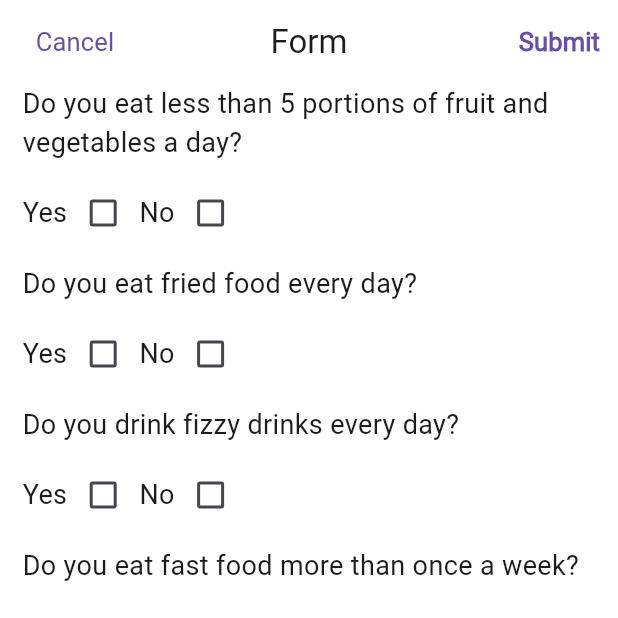
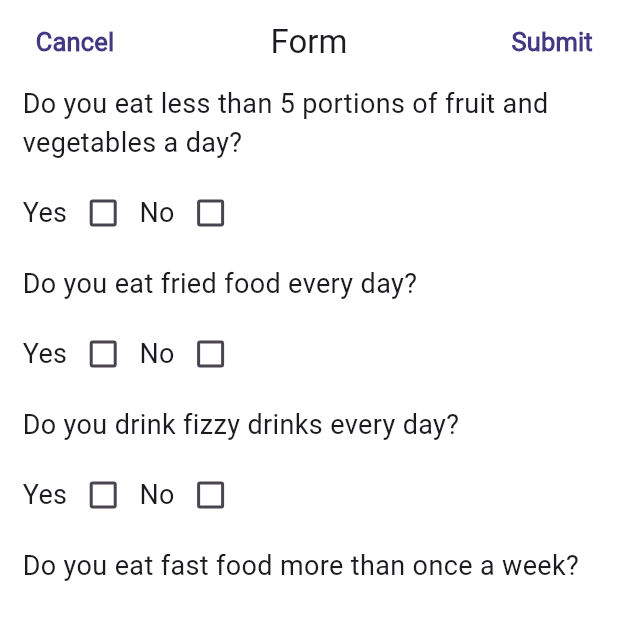
Before and after one commit to kamelmdahduleh/Origin, a Flutter app: the screen it shows after launch, item 4 of the bottom bar chosen, after a tap on "Food Questionnaire", on a phone screen of 412 x 824 dp, the top half of it. Run offline on Flutter 3.47's test engine with Material 2 defaults, Android fonts, the phone set to English and light mode, and no system bars; our stand-ins replace awesome_bottom_bar, material_design_icons_flutter, syncfusion_flutter_charts, youtube_player_flutter.

Commit message:
food questionaire update 6/14/2023 - 3:44 PM

```diff
--- a/lib/screens/food_diary_screen.dart
+++ b/lib/screens/food_diary_screen.dart
@@ -1,7 +1,6 @@
 // ignore_for_file: prefer_const_constructors
 
 import 'package:flutter/material.dart';
-import 'package:flutter/rendering.dart';
 import 'package:smpa_e_health/constants.dart';
 
 class FoodDiaryScreen extends StatelessWidget {
@@ -20,7 +19,24 @@ class FoodDiaryList extends StatefulWidget {
   State<FoodDiaryList> createState() => _FoodDiaryListState();
 }
 
+class ChartSampleData {
+  String x;
+
+  double y;
+
+  ChartSampleData({required this.x, required this.y});
+}
+
 class _FoodDiaryListState extends State<FoodDiaryList> {
+  List<ChartSampleData> chartData = <ChartSampleData>[
+    ChartSampleData(x: '1', y: 1700),
+    ChartSampleData(x: '2', y: 1650),
+    ChartSampleData(x: '3', y: 1710),
+    ChartSampleData(x: '4', y: 1670),
+    ChartSampleData(x: '5', y: 1500),
+    ChartSampleData(x: '6', y: 1510),
+  ];
+
   @override
   Widget build(BuildContext context) {
     return Scaffold(
@@ -57,9 +73,14 @@ class _FoodDiaryListState extends State<FoodDiaryList> {
             const SizedBox(
               height: 5,
             ),
-            const Image(
-                image:
-                    AssetImage('images/food_diary_screen_images/image_0.png')),
+            // const Image(
+            //   image: AssetImage('images/food_diary_screen_images/image_0.png'),
+            // ),
+            Container(
+              child: Image(
+                  image: AssetImage(
+                      'images/food_diary_screen_images/image_0.png')),
+            ),
             const SizedBox(
               height: 10,
             ),
@@ -191,9 +212,32 @@ class _FoodDiaryListState extends State<FoodDiaryList> {
   }
 }
 
-class FoodQuestionnaireForm extends StatelessWidget {
-  FoodQuestionnaireForm({super.key});
+class FoodQuestionnaireForm extends StatefulWidget {
+  const FoodQuestionnaireForm({super.key});
 
+  @override
+  State<FoodQuestionnaireForm> createState() => _FoodQuestionnaireFormState();
+}
+
+class _FoodQuestionnaireFormState extends State<FoodQuestionnaireForm> {
+  List<bool> checkedValueY = [
+    false,
+    false,
+    false,
+    false,
+    false,
+    false,
+    false,
+  ];
+  List<bool> checkedValueN = [
+    false,
+    false,
+    false,
+    false,
+    false,
+    false,
+    false,
+  ];
   final List<String> questionnaireFormList = [
     "Do you eat less than 5 portions of fruit and vegetables a day?",
     "Do you eat fried food every day?",
@@ -210,22 +254,39 @@ class FoodQuestionnaireForm extends StatelessWidget {
       backgroundColor: Colors.white,
       appBar: AppBar(
         backgroundColor: Colors.white,
-        leading: TextButton(
+        leading: MaterialButton(
+          shape: RoundedRectangleBorder(
+            borderRadius: BorderRadius.circular(15),
+          ),
           child: const Text(
             'Cancel',
-            style: TextStyle(fontSize: 17),
+            style: TextStyle(
+              fontSize: 17,
+              fontWeight: FontWeight.bold,
+              color: Color(kMyPurple),
+            ),
           ),
           onPressed: () {
             Navigator.pop(context);
           },
         ),
         actions: [
-          TextButton(
+          MaterialButton(
+            padding: EdgeInsets.all(15),
+            shape: RoundedRectangleBorder(
+              borderRadius: BorderRadius.circular(15),
+            ),
             child: const Text(
               'Submit',
-              style: TextStyle(fontSize: 17, fontWeight: FontWeight.bold),
+              style: TextStyle(
+                fontSize: 17,
+                fontWeight: FontWeight.bold,
+                color: Color(kMyPurple),
+              ),
             ),
-            onPressed: () {},
+            onPressed: () {
+              Navigator.pop(context);
+            },
           ),
         ],
         leadingWidth: 100,
@@ -254,16 +315,26 @@ class FoodQuestionnaireForm extends StatelessWidget {
                       style: TextStyle(fontSize: 18),
                     ),
                     Checkbox(
-                      value: false,
-                      onChanged: (value) {},
+                      value: checkedValueY[index],
+                      onChanged: (value) {
+                        setState(() {
+                          checkedValueY[index] = !checkedValueY[index];
+                          checkedValueN[index] = !checkedValueY[index];
+                        });
+                      },
                     ),
                     const Text(
                       'No',
                       style: TextStyle(fontSize: 18),
                     ),
                     Checkbox(
-                      value: false,
-                      onChanged: (value) {},
+                      value: checkedValueN[index],
+                      onChanged: (value) {
+                        setState(() {
+                          checkedValueN[index] = !checkedValueN[index];
+                          checkedValueY[index] = !checkedValueN[index];
+                        });
+                      },
                     )
                   ],
                 ),
```
